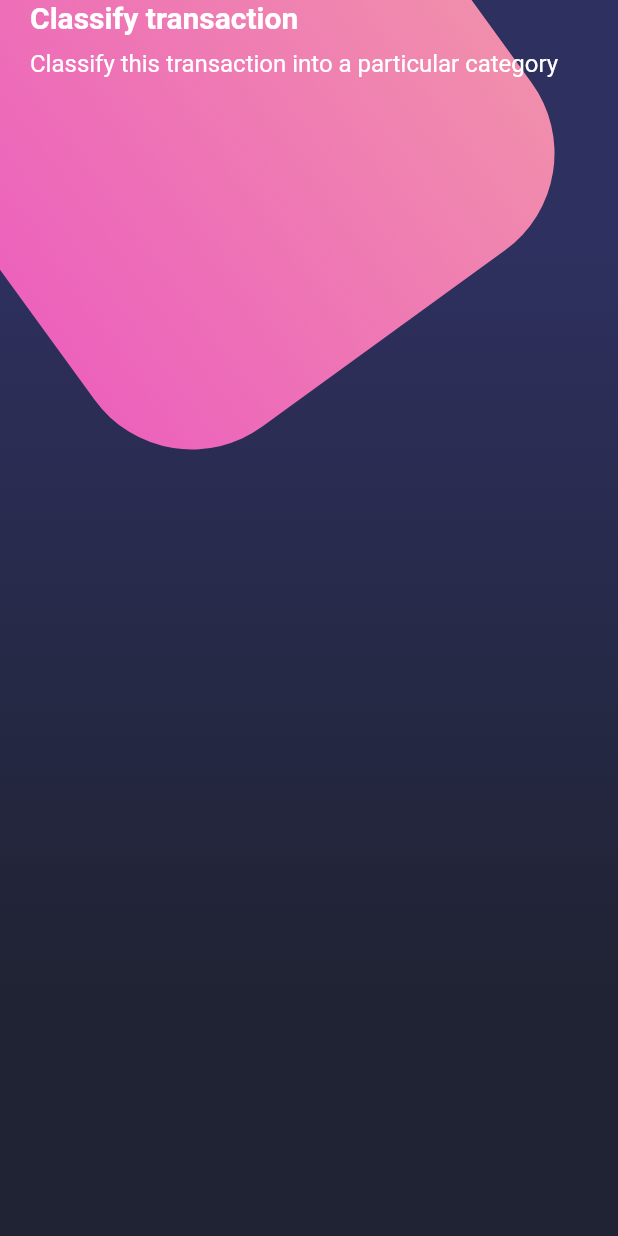
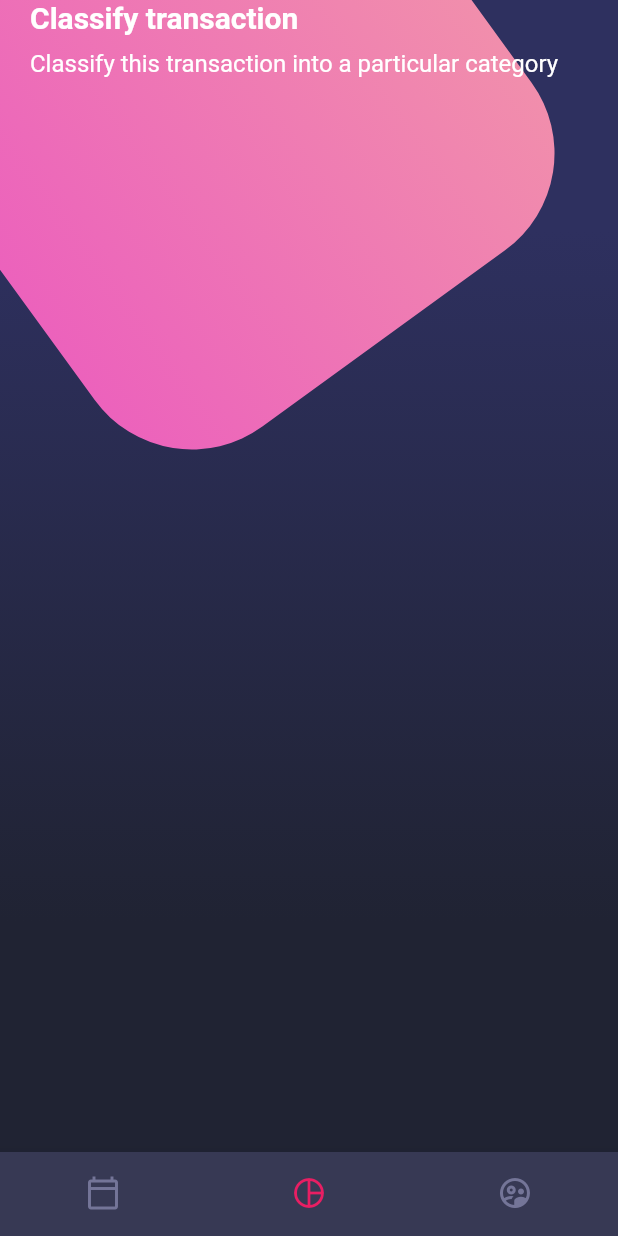
Before and after one commit to jhon2520/FlutterDesigns, a Flutter app: the screen it shows after launch, on a phone screen of 412 x 824 dp. Run offline on Flutter 3.47's test engine with Material 2 defaults, Android fonts, the phone set to English and light mode, and no system bars.

Commit message:
terminando el último diseño

```diff
--- a/lib/main.dart
+++ b/lib/main.dart
@@ -11,6 +11,7 @@ class MyApp extends StatelessWidget{
   @override
   Widget build(BuildContext context){
 
+    //la siguiente linea cambia el color de los iconos en la parte superior del celular (cantidad de bateria, wifi etc)
     SystemChrome.setSystemUIOverlayStyle(SystemUiOverlayStyle.light);
 
     return MaterialApp(
--- a/lib/screens/home_screen.dart
+++ b/lib/screens/home_screen.dart
@@ -1,4 +1,5 @@
 import 'package:disenos/widgets/background.dart';
+import 'package:disenos/widgets/custom_bottom_navigation.dart';
 import 'package:disenos/widgets/page_title.dart';
 import 'package:flutter/material.dart';
 
@@ -11,7 +12,8 @@ class HomeScreen extends StatelessWidget{
           Background(),
           _HomeBody()
         ],
-      )
+      ),
+      bottomNavigationBar: CustonBottomNavigation(),
     );
   }
 }
--- /dev/null
+++ b/lib/widgets/card_table.dart
@@ -0,0 +1,11 @@
+import 'package:flutter/material.dart';
+
+class CardTable extends StatelessWidget {
+
+  @override
+  Widget build(BuildContext context) {
+    return Container(
+      child: null,
+    );
+  }
+}
--- /dev/null
+++ b/lib/widgets/custom_bottom_navigation.dart
@@ -0,0 +1,49 @@
+import 'package:flutter/material.dart';
+
+
+class CustonBottomNavigation extends StatelessWidget {
+  const CustonBottomNavigation({Key? key}) : super(key: key);
+
+  @override
+  Widget build(BuildContext context) {
+    return BottomNavigationBar(
+      showSelectedLabels: false,
+      showUnselectedLabels: false,
+      selectedItemColor: Colors.pink,
+      backgroundColor: Color.fromRGBO(55, 57, 84, 1),
+      unselectedItemColor: Color.fromRGBO(116, 117, 152, 1),
+      currentIndex: 1,
+      items: [
+        BottomNavigationBarItem(
+          icon: Icon(Icons.calendar_today_outlined),
+          label: "Calendario"),
+          getBottonNavigation(),
+          getBottonNavigation2("Usuarios", new Icon(Icons.supervised_user_circle_outlined)),
+        // BottomNavigationBarItem(
+        //   icon: Icon(Icons.calendar_today_outlined),
+        //   label: "Calendario"),
+        // BottomNavigationBarItem(
+        //   icon: Icon(Icons.calendar_today_outlined),
+        //   label: "Calendario"),
+    ]);
+  }
+}
+
+//dos formas de hacer métodos que retornen BottomNavigationBarItem; una clase no se puede
+//porque la clase debe retornar un widget
+
+BottomNavigationBarItem getBottonNavigation(){
+
+  final IconData icono = Icons.pie_chart_outline_outlined;
+  final String titulo = "Grafica";
+
+  return  BottomNavigationBarItem(
+          icon: Icon(icono),
+          label: titulo);
+}
+
+BottomNavigationBarItem getBottonNavigation2( String titulo, Icon icono){
+  return  BottomNavigationBarItem(
+          icon: icono,
+          label: titulo);
+}
```
